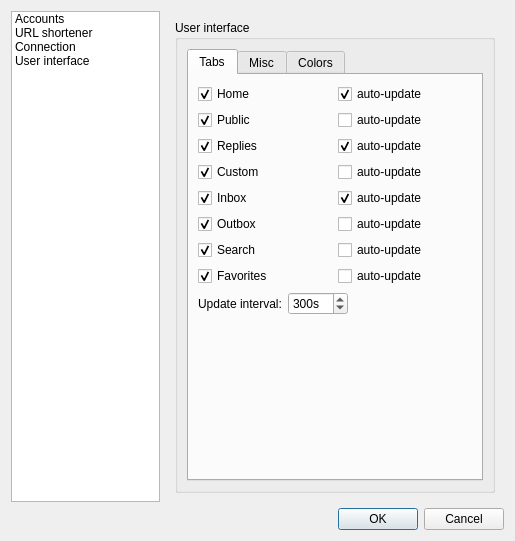
Qt form src/OptionsDialog.ui (asolfre/qwit) before a commit.
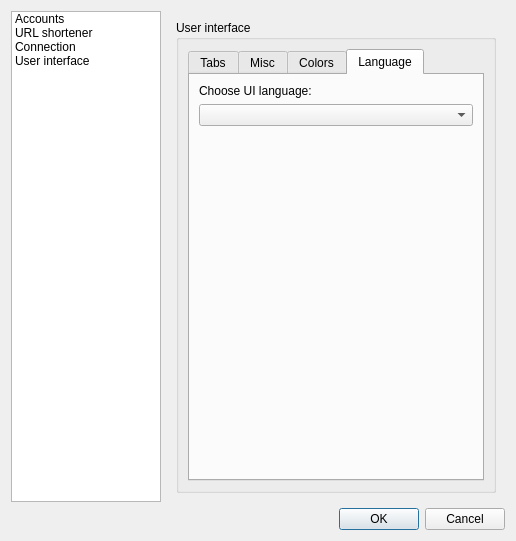
The same form after that commit. The open tabs and pages were chosen to show the change.

Commit message: Added language switcher and some icons

```diff
--- a/src/OptionsDialog.ui
+++ b/src/OptionsDialog.ui
@@ -29,6 +29,12 @@
       <layout class="QHBoxLayout" name="horizontalLayout">
        <item>
         <widget class="QListWidget" name="optionsGroupListWidget">
+         <property name="minimumSize">
+          <size>
+           <width>150</width>
+           <height>0</height>
+          </size>
+         </property>
          <item>
           <property name="text">
            <string>Accounts</string>
@@ -1098,6 +1104,40 @@
                   </item>
                  </layout>
                 </widget>
+                <widget class="QWidget" name="tab_3">
+                 <attribute name="title">
+                  <string>Language</string>
+                 </attribute>
+                 <layout class="QGridLayout" name="gridLayout_12">
+                  <item row="0" column="0">
+                   <layout class="QVBoxLayout" name="verticalLayout_8">
+                    <item>
+                     <widget class="QLabel" name="label_5">
+                      <property name="text">
+                       <string>Choose UI language:</string>
+                      </property>
+                     </widget>
+                    </item>
+                    <item>
+                     <widget class="QComboBox" name="translationsComboBox"/>
+                    </item>
+                    <item>
+                     <spacer name="verticalSpacer_6">
+                      <property name="orientation">
+                       <enum>Qt::Vertical</enum>
+                      </property>
+                      <property name="sizeHint" stdset="0">
+                       <size>
+                        <width>20</width>
+                        <height>40</height>
+                       </size>
+                      </property>
+                     </spacer>
+                    </item>
+                   </layout>
+                  </item>
+                 </layout>
+                </widget>
                </widget>
               </item>
              </layout>
```
Left out of the diff: 4 changed lines with no effect on the pictures. The commit also changes 20 other files.
